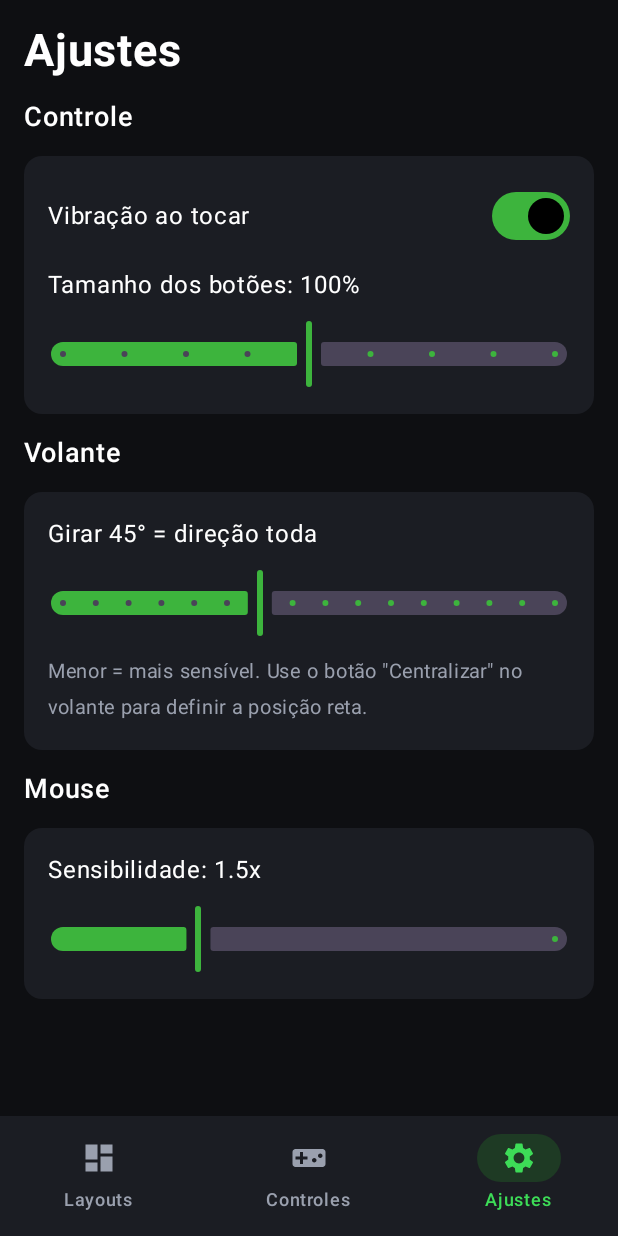
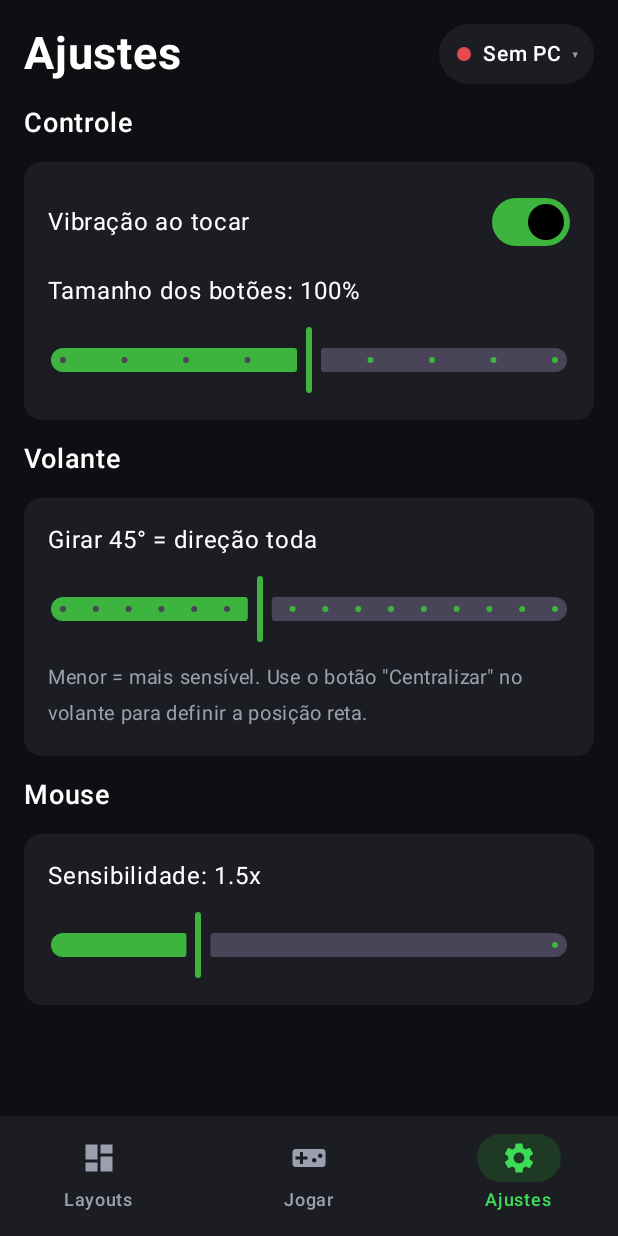
Before and after one commit to kadmielp/EasyJoy, an Android app built with Jetpack Compose: the screen it shows after launch (MainActivity), item 3 of the bottom bar chosen, on a phone screen of 412 x 824 dp. Run offline under Robolectric (Android 15) with nearby library versions, the phone set to English and light mode, and no system bars; network calls fail.

Commit message:
Reorganize app tabs (Jogar, Layouts, Ajustes) and use the PC icon
- Jogar: every mode plus saved layouts, one tap to play; shows the PC
  list while disconnected.
- Layouts: only for building: edit, duplicate, delete, and create from
  a template (opens straight in the editor, works without a PC).
- Connection moves out of the tabs into a chip at the top of every
  screen that opens a PC picker sheet.
- Android launcher icon now matches the PC app icon.
- README images and text updated.

Co-Authored-By: Claude Opus 5.5 <noreply@anthropic.com>

```diff
--- a/android/app/src/main/java/app/easyjoy/MainActivity.kt
+++ b/android/app/src/main/java/app/easyjoy/MainActivity.kt
@@ -2,7 +2,6 @@ package app.easyjoy
 
 import android.content.Intent
 import android.os.Bundle
-import android.widget.Toast
 import androidx.activity.ComponentActivity
 import androidx.activity.compose.setContent
 import androidx.activity.enableEdgeToEdge
@@ -18,9 +17,11 @@ import androidx.compose.foundation.layout.Spacer
 import androidx.compose.foundation.layout.fillMaxSize
 import androidx.compose.foundation.layout.fillMaxWidth
 import androidx.compose.foundation.layout.height
+import androidx.compose.foundation.layout.navigationBarsPadding
 import androidx.compose.foundation.layout.padding
 import androidx.compose.foundation.layout.size
 import androidx.compose.foundation.layout.width
+import androidx.compose.foundation.layout.widthIn
 import androidx.compose.foundation.rememberScrollState
 import androidx.compose.foundation.shape.CircleShape
 import androidx.compose.foundation.shape.RoundedCornerShape
@@ -30,8 +31,10 @@ import androidx.compose.material3.AlertDialog
 import androidx.compose.material3.Button
 import androidx.compose.material3.Card
 import androidx.compose.material3.CardDefaults
+import androidx.compose.material3.ExperimentalMaterial3Api
 import androidx.compose.material3.Icon
 import androidx.compose.material3.MaterialTheme
+import androidx.compose.material3.ModalBottomSheet
 import androidx.compose.material3.NavigationBar
 import androidx.compose.material3.NavigationBarItem
 import androidx.compose.material3.NavigationBarItemDefaults
@@ -43,6 +46,7 @@ import androidx.compose.material3.Switch
 import androidx.compose.material3.Text
 import androidx.compose.material3.TextButton
 import androidx.compose.material3.darkColorScheme
+import androidx.compose.material3.rememberModalBottomSheetState
 import androidx.compose.runtime.Composable
 import androidx.compose.runtime.getValue
 import androidx.compose.runtime.mutableStateOf
@@ -56,22 +60,32 @@ import androidx.compose.ui.graphics.Color
 import androidx.compose.ui.res.painterResource
 import androidx.compose.ui.text.font.FontWeight
 import androidx.compose.ui.text.input.KeyboardType
+import androidx.compose.ui.text.style.TextOverflow
 import androidx.compose.ui.unit.dp
 import androidx.compose.ui.unit.sp
 
 private val Green = Color(0xFF3DDC57)
 private val Red = Color(0xFFE5484D)
+private val Amber = Color(0xFFFFB454)
 private val Bg = Color(0xFF0E0F12)
 private val Panel = Color(0xFF1B1D23)
 private val Muted = Color(0xFF9AA0AE)
 
 private enum class Tab(val label: String, val icon: Int) {
     LAYOUTS("Layouts", R.drawable.ic_tab_layouts),
-    CONTROLS("Controles", R.drawable.ic_tab_pad),
+    PLAY("Jogar", R.drawable.ic_tab_pad),
     SETTINGS("Ajustes", R.drawable.ic_tab_settings),
 }
 
+/** Built-in layouts, in menu order. */
+private val Bases = listOf(
+    Triple(Layouts.FULL, "Controle Xbox com todos os botões", Color(0xFF107C10)),
+    Triple(Layouts.SIMPLE, "Um analógico grande e botões grandes", Color(0xFF2F7CF6)),
+    Triple(Layouts.WHEEL, "Gire o celular para dirigir", Color(0xFFC0392B)),
+)
+
 class MainActivity : ComponentActivity() {
+    @OptIn(ExperimentalMaterial3Api::class)
     override fun onCreate(savedInstanceState: Bundle?) {
         super.onCreate(savedInstanceState)
         Settings.init(this)
@@ -85,7 +99,10 @@ class MainActivity : ComponentActivity() {
                     surface = Panel,
                 )
             ) {
-                var tab by rememberSaveable { mutableStateOf(Tab.CONTROLS) }
+                var tab by rememberSaveable { mutableStateOf(Tab.PLAY) }
+                var pcSheet by remember { mutableStateOf(false) }
+                val openPcs = { pcSheet = true }
+
                 Scaffold(
                     containerColor = Bg,
                     bottomBar = {
@@ -109,20 +126,31 @@ class MainActivity : ComponentActivity() {
                     },
                 ) { padding ->
                     when (tab) {
-                        Tab.LAYOUTS -> LayoutsTab(
+                        Tab.PLAY -> PlayTab(
                             padding,
-                            onPlay = { l ->
-                                if (Connection.connected) launchPad(l.base, l.name)
-                                else Toast.makeText(this, "Conecte-se a um PC na aba Controles.", Toast.LENGTH_SHORT).show()
-                            },
-                            onEdit = { base, name -> launchPad(base, name, edit = true) },
-                        )
-                        Tab.CONTROLS -> ControlsTab(
-                            padding,
-                            onPad = { mode -> launchPad(mode, null) },
+                            openPcs,
+                            onPlay = { base, name -> launchPad(base, name) },
                             onMouse = { startActivity(Intent(this@MainActivity, TouchpadActivity::class.java)) },
                         )
-                        Tab.SETTINGS -> SettingsTab(padding)
+                        Tab.LAYOUTS -> LayoutsTab(padding, openPcs, onEdit = { base, name -> launchPad(base, name, edit = true) })
+                        Tab.SETTINGS -> SettingsTab(padding, openPcs)
+                    }
+                }
+
+                if (pcSheet) {
+                    ModalBottomSheet(
+                        onDismissRequest = { pcSheet = false },
+                        sheetState = rememberModalBottomSheetState(skipPartiallyExpanded = true),
+                        containerColor = Color(0xFF15171C),
+                    ) {
+                        Column(
+                            Modifier.verticalScroll(rememberScrollState()).padding(horizontal = 16.dp).navigationBarsPadding(),
+                            verticalArrangement = Arrangement.spacedBy(14.dp),
+                        ) {
+                            Text("Computador", fontSize = 22.sp, fontWeight = FontWeight.Bold, color = Color.White)
+                            PcPicker(onPicked = { pcSheet = false })
+                            Spacer(Modifier.height(12.dp))
+                        }
                     }
                 }
             }
@@ -150,15 +178,42 @@ class MainActivity : ComponentActivity() {
 
 // ---- shared pieces -------------------------------------------------------------------------
 
+/** Page with a title and the connection chip, shown on every tab. */
 @Composable
-private fun TabPage(padding: PaddingValues, title: String, content: @Composable ColumnScope.() -> Unit) {
+private fun TabPage(padding: PaddingValues, title: String, openPcs: () -> Unit, content: @Composable ColumnScope.() -> Unit) {
     Column(
         Modifier.fillMaxSize().padding(padding).verticalScroll(rememberScrollState()).padding(16.dp),
         verticalArrangement = Arrangement.spacedBy(14.dp),
     ) {
-        Text(title, fontSize = 30.sp, fontWeight = FontWeight.Bold, color = Color.White)
+        Row(verticalAlignment = Alignment.CenterVertically) {
+            Text(title, fontSize = 30.sp, fontWeight = FontWeight.Bold, color = Color.White, modifier = Modifier.weight(1f))
+            ConnectionChip(openPcs)
+        }
         content()
         Spacer(Modifier.height(8.dp))
+    }
+}
+
+/** "● MY-PC ▾": connection state at a glance; tap to pick or change the PC. */
+@Composable
+private fun ConnectionChip(onClick: () -> Unit) {
+    val connected = Connection.connected
+    val target = Connection.targetIp
+    val (dot, label) = when {
+        connected -> Green to (Connection.targetName() ?: target ?: "")
+        target != null -> Amber to "Conectando…"
+        else -> Red to "Sem PC"
+    }
+    Row(
+        Modifier.clip(RoundedCornerShape(50)).background(Panel).clickable(onClick = onClick)
+            .padding(start = 12.dp, end = 10.dp, top = 8.dp, bottom = 8.dp),
+        verticalAlignment = Alignment.CenterVertically,
+    ) {
+        Box(Modifier.size(9.dp).clip(CircleShape).background(dot))
+        Spacer(Modifier.width(8.dp))
+        Text(label, color = Color.White, fontSize = 14.sp, fontWeight = FontWeight.Medium, maxLines = 1,
+            overflow = TextOverflow.Ellipsis, modifier = Modifier.widthIn(max = 150.dp))
+        Text("  ▾", color = Muted, fontSize = 12.sp)
     }
 }
 
@@ -176,78 +231,50 @@ private fun PanelCard(modifier: Modifier = Modifier, content: @Composable Column
     }
 }
 
-// ---- Controles -----------------------------------------------------------------------------
-
+/** PC list + manual IP. Used in the connection sheet and on the Jogar tab while disconnected. */
 @Composable
-private fun ControlsTab(padding: PaddingValues, onPad: (mode: String) -> Unit, onMouse: () -> Unit) {
+private fun PcPicker(onPicked: () -> Unit = {}) {
     val connected = Connection.connected
     val target = Connection.targetIp
     var manualIp by remember { mutableStateOf("") }
     var ipError by remember { mutableStateOf(false) }
 
-    TabPage(padding, "EasyJoy") {
-        // Connection status
+    if (target != null) {
         PanelCard {
-            Column(Modifier.padding(16.dp), verticalArrangement = Arrangement.spacedBy(8.dp)) {
-                Row(verticalAlignment = Alignment.CenterVertically) {
-                    Box(Modifier.size(12.dp).clip(CircleShape).background(if (connected) Green else Red))
+            Row(Modifier.padding(start = 16.dp, end = 8.dp, top = 10.dp, bottom = 10.dp), verticalAlignment = Alignment.CenterVertically) {
+                Box(Modifier.size(10.dp).clip(CircleShape).background(if (connected) Green else Amber))
                 Spacer(Modifier.width(10.dp))
-                    val name = Connection.targetName()
-                    Text(
-                        when {
-                            connected -> "Conectado a ${name ?: target}"
-                            target != null -> "Desconectado — procurando ${name ?: target}…"
-                            else -> "Desconectado"
-                        },
-                        color = if (connected) Color(0xFFB5E8BE) else Color(0xFFFF8A8E),
-                        fontSize = 16.sp,
-                        fontWeight = FontWeight.Medium,
-                        modifier = Modifier.weight(1f),
-                    )
+                Column(Modifier.weight(1f)) {
+                    Text(Connection.targetName() ?: target, color = Color.White, fontSize = 16.sp, fontWeight = FontWeight.Medium)
+                    Text(if (connected) "Conectado" else "Procurando…", color = Muted, fontSize = 13.sp)
+                }
+                TextButton(onClick = { Connection.disconnect() }) { Text("Desconectar", color = Color(0xFFFF8A8E)) }
+            }
         }
         if (connected && Connection.driverMissing) {
-                    Text("Driver de controle não instalado no PC — o modo mouse funciona", color = Color(0xFFFFB454), fontSize = 14.sp)
+            Text("Driver de controle não instalado no PC — o modo mouse funciona", color = Amber, fontSize = 14.sp)
         }
-                if (target != null) {
-                    OutlinedButton(onClick = { Connection.disconnect() }) { Text("Trocar de PC") }
+    }
+
+    SectionTitle("PCs na rede")
+    val pcs = Connection.discovered.filter { it.ip != target }
+    if (pcs.isEmpty()) {
+        Hint(if (target == null) "Procurando PCs na rede Wi-Fi… Abra o EasyJoy no PC." else "Nenhum outro PC encontrado.")
+    }
+    for (pc in pcs) {
+        PanelCard(Modifier.clickable { Connection.connect(pc.ip, pc.name); onPicked() }) {
+            Column(Modifier.padding(16.dp)) {
+                Text(pc.name, color = Color.White, fontSize = 17.sp, fontWeight = FontWeight.Medium)
+                Text(pc.ip, color = Muted, fontSize = 13.sp)
             }
         }
     }
 
-        if (connected) {
-            ModeCard("Completo", "Controle Xbox com todos os botões", Color(0xFF107C10)) { onPad(Layouts.FULL) }
-            ModeCard("Simples", "Um analógico grande e botões grandes", Color(0xFF2F7CF6)) { onPad(Layouts.SIMPLE) }
-            ModeCard("Volante", "Gire o celular para dirigir", Color(0xFFC0392B)) { onPad(Layouts.WHEEL) }
-            ModeCard("Mouse", "Touchpad, rolagem e teclado", Color(0xFFB8860B), onMouse)
-            Hint("Seus layouts salvos ficam na aba Layouts.")
-            return@TabPage
-        }
-
-        // Not connected: pick a PC
-        SectionTitle("PCs encontrados")
-        val pcs = Connection.discovered
-        if (pcs.isEmpty()) {
-            Text("Procurando PCs na rede Wi-Fi… Abra o EasyJoy no PC.", color = Muted, fontSize = 14.sp)
-        } else {
-            for (pc in pcs) {
-                PanelCard(Modifier.clickable { Connection.connect(pc.ip, pc.name) }) {
-                    Row(Modifier.padding(16.dp), verticalAlignment = Alignment.CenterVertically) {
-                        Column(Modifier.weight(1f)) {
-                            Text(pc.name, color = Color.White, fontSize = 17.sp, fontWeight = FontWeight.Medium)
-                            Text(pc.ip, color = Muted, fontSize = 13.sp)
-                        }
-                        if (pc.ip == target) Text("conectando…", color = Green, fontSize = 13.sp)
-                    }
-                }
-            }
-        }
-
-        SectionTitle("IP manual")
     Row(verticalAlignment = Alignment.CenterVertically, horizontalArrangement = Arrangement.spacedBy(10.dp)) {
         OutlinedTextField(
             value = manualIp,
             onValueChange = { manualIp = it.trim(); ipError = false },
-                label = { Text("Endereço IP do PC") },
+            label = { Text("Ou digite o IP do PC") },
             placeholder = { Text("192.168.0.10") },
             isError = ipError,
             singleLine = true,
@@ -257,22 +284,69 @@ private fun ControlsTab(padding: PaddingValues, onPad: (mode: String) -> Unit, o
         Button(onClick = {
             if (Regex("""^\d{1,3}(\.\d{1,3}){3}$""").matches(manualIp) &&
                 manualIp.split('.').all { it.toInt() in 0..255 }
-                ) Connection.connect(manualIp) else ipError = true
+            ) {
+                Connection.connect(manualIp); onPicked()
+            } else ipError = true
         }) { Text("Conectar") }
     }
     if (ipError) Text("IP inválido", color = Red, fontSize = 13.sp)
 }
+
+// ---- Jogar ---------------------------------------------------------------------------------
+
+@Composable
+private fun PlayTab(
+    padding: PaddingValues,
+    openPcs: () -> Unit,
+    onPlay: (base: String, layout: String?) -> Unit,
+    onMouse: () -> Unit,
+) {
+    TabPage(padding, "Jogar", openPcs) {
+        if (!Connection.connected) {
+            Hint("Conecte-se a um PC para começar. O celular e o PC precisam estar no mesmo Wi-Fi.")
+            PcPicker()
+            return@TabPage
         }
+        if (Connection.driverMissing) {
+            Text("Driver de controle não instalado no PC — o modo mouse funciona", color = Amber, fontSize = 14.sp)
+        }
+
+        for ((base, subtitle, color) in Bases) {
+            ModeCard(Layouts.baseLabel(base), subtitle, color) { onPlay(base, null) }
+        }
+        ModeCard("Mouse", "Touchpad, rolagem e teclado", Color(0xFFB8860B), onMouse)
+
+        SectionTitle("Meus layouts")
+        val layouts = Layouts.saved
+        if (layouts.isEmpty()) Hint("Você ainda não tem layouts. Crie o seu na aba Layouts.")
+        for (l in layouts) {
+            PanelCard(Modifier.clickable { onPlay(l.base, l.name) }) {
+                Row(Modifier.padding(16.dp), verticalAlignment = Alignment.CenterVertically) {
+                    Box(Modifier.size(10.dp).clip(CircleShape).background(baseColor(l.base)))
+                    Spacer(Modifier.width(12.dp))
+                    Column(Modifier.weight(1f)) {
+                        Text(l.name, color = Color.White, fontSize = 17.sp, fontWeight = FontWeight.Medium)
+                        Text(layoutSubtitle(l), color = Muted, fontSize = 13.sp)
+                    }
+                    Text("▶", color = Green, fontSize = 18.sp)
+                }
+            }
+        }
+    }
+}
+
+private fun baseColor(base: String) = Bases.first { it.first == base }.third
+private fun layoutSubtitle(l: Layout) = "Base: " + Layouts.baseLabel(l.base) + if (l.tilt) " · volante ligado" else ""
 
 @Composable
 private fun ModeCard(title: String, subtitle: String, color: Color, onClick: () -> Unit) {
     Card(
         colors = CardDefaults.cardColors(containerColor = color),
         shape = RoundedCornerShape(20.dp),
-        modifier = Modifier.fillMaxWidth().height(96.dp).clickable(onClick = onClick),
+        modifier = Modifier.fillMaxWidth().height(88.dp).clickable(onClick = onClick),
     ) {
         Column(Modifier.fillMaxSize().padding(horizontal = 20.dp), verticalArrangement = Arrangement.Center) {
-            Text(title, fontSize = 24.sp, fontWeight = FontWeight.Bold, color = Color.White)
+            Text(title, fontSize = 23.sp, fontWeight = FontWeight.Bold, color = Color.White)
             Text(subtitle, fontSize = 14.sp, color = Color(0xE6FFFFFF))
         }
     }
@@ -281,39 +355,46 @@ private fun ModeCard(title: String, subtitle: String, color: Color, onClick: ()
 // ---- Layouts -------------------------------------------------------------------------------
 
 @Composable
-private fun LayoutsTab(
-    padding: PaddingValues,
-    onPlay: (Layout) -> Unit,
-    onEdit: (base: String, name: String?) -> Unit,
-) {
+private fun LayoutsTab(padding: PaddingValues, openPcs: () -> Unit, onEdit: (base: String, name: String?) -> Unit) {
     var toDelete by remember { mutableStateOf<String?>(null) }
 
-    TabPage(padding, "Layouts") {
+    TabPage(padding, "Layouts", openPcs) {
+        Hint("Mude botões de lugar, tamanho, esconda o que não usa e ligue o volante. Funciona mesmo sem PC conectado.")
+
         SectionTitle("Meus layouts")
         val layouts = Layouts.saved
-        if (layouts.isEmpty()) {
-            Hint("Nenhum layout salvo ainda. Crie um abaixo: arraste os botões, mude o tamanho e salve com um nome.")
+        if (layouts.isEmpty()) Hint("Nenhum ainda. Comece a partir de um modelo abaixo.")
+        for (l in layouts) {
+            PanelCard {
+                Column(Modifier.padding(start = 16.dp, end = 8.dp, top = 12.dp, bottom = 4.dp)) {
+                    Row(verticalAlignment = Alignment.CenterVertically) {
+                        Box(Modifier.size(10.dp).clip(CircleShape).background(baseColor(l.base)))
+                        Spacer(Modifier.width(12.dp))
+                        Column {
+                            Text(l.name, color = Color.White, fontSize = 17.sp, fontWeight = FontWeight.Medium)
+                            Text(layoutSubtitle(l), color = Muted, fontSize = 13.sp)
                         }
-        for (l in layouts) {
-            PanelCard(Modifier.clickable { onPlay(l) }) {
-                Row(Modifier.padding(start = 16.dp, end = 4.dp, top = 10.dp, bottom = 10.dp), verticalAlignment = Alignment.CenterVertically) {
-                    Column(Modifier.weight(1f)) {
-                        Text(l.name, color = Color.White, fontSize = 17.sp, fontWeight = FontWeight.Medium)
-                        Text(Layouts.baseLabel(l.base) + if (l.tilt) " · volante ligado" else "", color = Muted, fontSize = 13.sp)
                     }
+                    Row(Modifier.fillMaxWidth(), horizontalArrangement = Arrangement.End) {
                         TextButton(onClick = { onEdit(l.base, l.name) }) { Text("Editar") }
+                        TextButton(onClick = { Layouts.save(l.copy(name = copyName(l.name))) }) { Text("Duplicar") }
                         TextButton(onClick = { toDelete = l.name }) { Text("Apagar", color = Color(0xFFFF8A8E)) }
                     }
                 }
             }
-        if (layouts.isNotEmpty()) Hint("Toque num layout para jogar com ele.")
+        }
 
-        SectionTitle("Criar layout")
-        Hint("Escolha o ponto de partida:")
-        Row(horizontalArrangement = Arrangement.spacedBy(10.dp), modifier = Modifier.fillMaxWidth()) {
-            for (base in listOf(Layouts.FULL, Layouts.SIMPLE, Layouts.WHEEL)) {
-                OutlinedButton(onClick = { onEdit(base, null) }, modifier = Modifier.weight(1f)) {
-                    Text(Layouts.baseLabel(base), maxLines = 1)
+        SectionTitle("Criar a partir de um modelo")
+        for ((base, subtitle, color) in Bases) {
+            PanelCard(Modifier.clickable { onEdit(base, null) }) {
+                Row(Modifier.padding(16.dp), verticalAlignment = Alignment.CenterVertically) {
+                    Box(Modifier.size(10.dp).clip(CircleShape).background(color))
+                    Spacer(Modifier.width(12.dp))
+                    Column(Modifier.weight(1f)) {
+                        Text(Layouts.baseLabel(base), color = Color.White, fontSize = 17.sp, fontWeight = FontWeight.Medium)
+                        Text(subtitle, color = Muted, fontSize = 13.sp)
+                    }
+                    Text("Personalizar", color = Green, fontSize = 14.sp, fontWeight = FontWeight.Medium)
                 }
             }
         }
@@ -330,11 +411,20 @@ private fun LayoutsTab(
     }
 }
 
+/** "Nome (cópia)", "Nome (cópia 2)", … — a name not used yet. */
+private fun copyName(name: String): String {
+    val taken = Layouts.saved.map { it.name }.toSet()
+    var candidate = "$name (cópia)"
+    var n = 2
+    while (candidate in taken) candidate = "$name (cópia ${n++})"
+    return candidate
+}
+
 // ---- Ajustes -------------------------------------------------------------------------------
 
 @Composable
-private fun SettingsTab(padding: PaddingValues) {
-    TabPage(padding, "Ajustes") {
+private fun SettingsTab(padding: PaddingValues, openPcs: () -> Unit) {
+    TabPage(padding, "Ajustes", openPcs) {
         SectionTitle("Controle")
         PanelCard {
             Column(Modifier.padding(16.dp), verticalArrangement = Arrangement.spacedBy(10.dp)) {
--- a/android/app/src/main/res/values/colors.xml
+++ b/android/app/src/main/res/values/colors.xml
@@ -1,5 +1,5 @@
 <?xml version="1.0" encoding="utf-8"?>
 <resources>
     <color name="ej_bg">#0E0F12</color>
-    <color name="ic_launcher_background">#107C10</color>
+    <color name="ic_launcher_background">#20242E</color>
 </resources>
```
Also changed, not shown: android/app/src/main/res/drawable/ic_launcher_foreground.xml (deleted, +0 -19 lines), android/app/src/main/res/drawable-hdpi/ic_launcher_foreground.png (added), android/app/src/main/res/drawable-mdpi/ic_launcher_foreground.png (added), android/app/src/main/res/drawable-xhdpi/ic_launcher_foreground.png (added), android/app/src/main/res/drawable-xxhdpi/ic_launcher_foreground.png (added), android/app/src/main/res/drawable-xxxhdpi/ic_launcher_foreground.png (added), 6 other files. Lines whose indentation alone changed are shown as unchanged.
